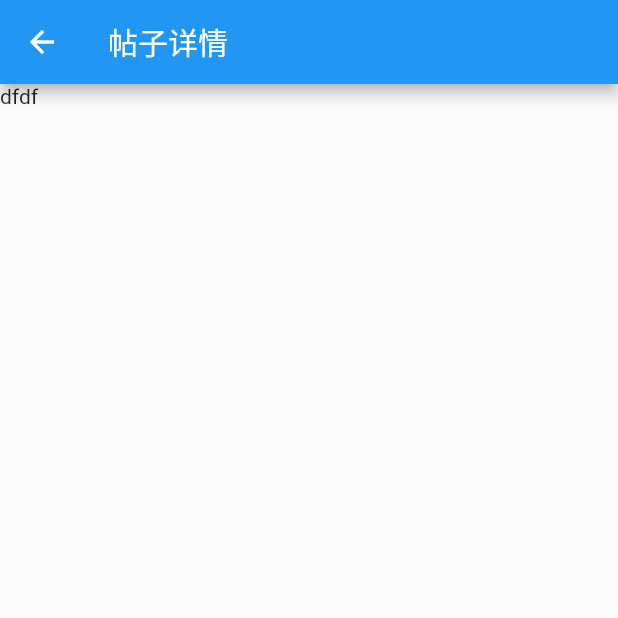
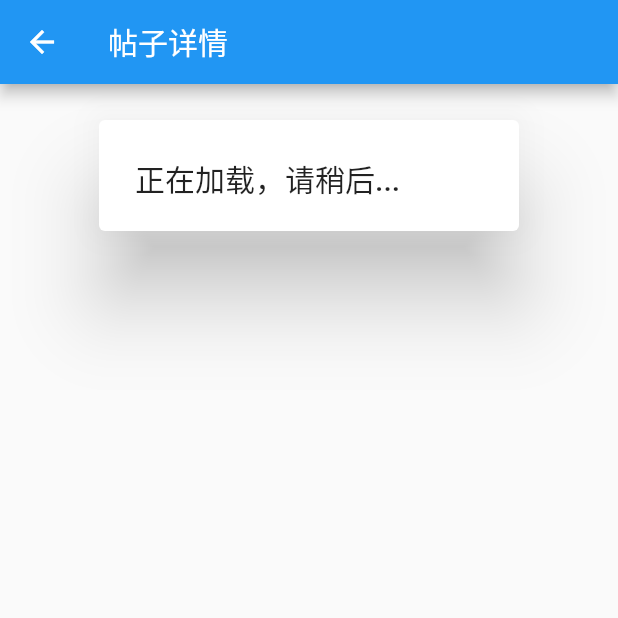
Before and after one commit to cllee1214/fake-cnode, a Flutter app: the DetailPage screen opened directly, on a phone screen of 412 x 824 dp, the top half of it. Run offline on Flutter 3.47's test engine with Material 2 defaults, Android fonts, the phone set to English and light mode, and no system bars; our stand-ins replace dio, flutter_markdown, shared_preferences; missing offline and left inert: qrscan; accounts and stored records are empty; network calls fail.

Commit message:
更新README.md

```diff
--- a/lib/pages/detail/index.dart
+++ b/lib/pages/detail/index.dart
@@ -93,7 +93,9 @@ class _DetailPageState extends State<DetailPage> {
 
   Widget _renderPage() {
     return _renderData == null
-        ? Text('dfdf')
+        ? AlertDialog(
+          title: Text('正在加载，请稍后...'),
+        )
         : Column(
             children: <Widget>[
               Row(
```
Also changed, not shown: info/1.png (added), info/2.png (added), pubspec.lock, 2 other files.
